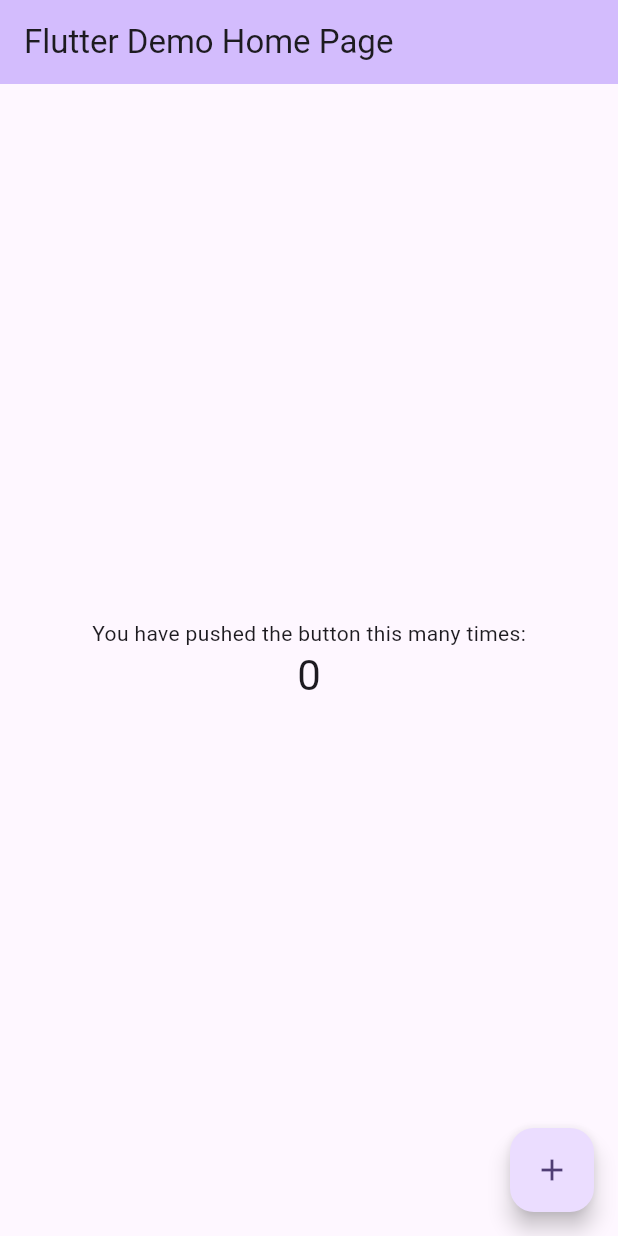
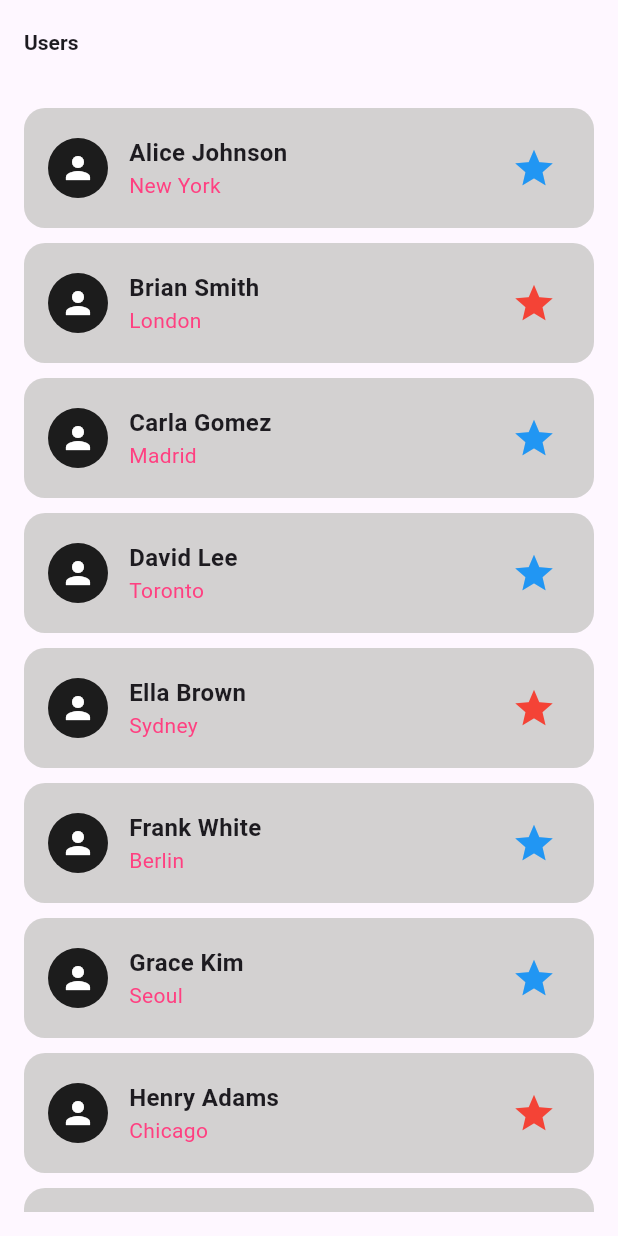
Before and after one commit to Devjineer/flutter_profiles_app, a Flutter app: the screen it shows after launch, on a phone screen of 412 x 824 dp. Run offline on Flutter 3.47's test engine with Material 3 defaults, Android fonts, the phone set to English and light mode, and no system bars.

Commit message:
more screens for navigation learning, homescreen created

```diff
--- a/lib/main.dart
+++ b/lib/main.dart
@@ -1,4 +1,5 @@
 import 'package:flutter/material.dart';
+import 'package:profiles_app/screens/home_screen.dart';
 
 void main() {
   runApp(const MyApp());
@@ -11,112 +12,12 @@ class MyApp extends StatelessWidget {
   @override
   Widget build(BuildContext context) {
     return MaterialApp(
-      title: 'Flutter Demo',
+      // title: 'Flutter Demo',
+      debugShowCheckedModeBanner: false,
       theme: ThemeData(
-        // This is the theme of your application.
-        //
-        // TRY THIS: Try running your application with "flutter run". You'll see
-        // the application has a purple toolbar. Then, without quitting the app,
-        // try changing the seedColor in the colorScheme below to Colors.green
-        // and then invoke "hot reload" (save your changes or press the "hot
-        // reload" button in a Flutter-supported IDE, or press "r" if you used
-        // the command line to start the app).
-        //
-        // Notice that the counter didn't reset back to zero; the application
-        // state is not lost during the reload. To reset the state, use hot
-        // restart instead.
-        //
-        // This works for code too, not just values: Most code changes can be
-        // tested with just a hot reload.
-        colorScheme: .fromSeed(seedColor: Colors.deepPurple),
+        colorScheme: ColorScheme.fromSeed(seedColor: Colors.deepPurple),
       ),
-      home: const MyHomePage(title: 'Flutter Demo Home Page'),
+      home: const HomeScreen(),
     );
   }
 }
-
-class MyHomePage extends StatefulWidget {
-  const MyHomePage({super.key, required this.title});
-
-  // This widget is the home page of your application. It is stateful, meaning
-  // that it has a State object (defined below) that contains fields that affect
-  // how it looks.
-
-  // This class is the configuration for the state. It holds the values (in this
-  // case the title) provided by the parent (in this case the App widget) and
-  // used by the build method of the State. Fields in a Widget subclass are
-  // always marked "final".
-
-  final String title;
-
-  @override
-  State<MyHomePage> createState() => _MyHomePageState();
-}
-
-class _MyHomePageState extends State<MyHomePage> {
-  int _counter = 0;
-
-  void _incrementCounter() {
-    setState(() {
-      // This call to setState tells the Flutter framework that something has
-      // changed in this State, which causes it to rerun the build method below
-      // so that the display can reflect the updated values. If we changed
-      // _counter without calling setState(), then the build method would not be
-      // called again, and so nothing would appear to happen.
-      _counter++;
-    });
-  }
-
-  @override
-  Widget build(BuildContext context) {
-    // This method is rerun every time setState is called, for instance as done
-    // by the _incrementCounter method above.
-    //
-    // The Flutter framework has been optimized to make rerunning build methods
-    // fast, so that you can just rebuild anything that needs updating rather
-    // than having to individually change instances of widgets.
-    return Scaffold(
-      appBar: AppBar(
-        // TRY THIS: Try changing the color here to a specific color (to
-        // Colors.amber, perhaps?) and trigger a hot reload to see the AppBar
-        // change color while the other colors stay the same.
-        backgroundColor: Theme.of(context).colorScheme.inversePrimary,
-        // Here we take the value from the MyHomePage object that was created by
-        // the App.build method, and use it to set our appbar title.
-        title: Text(widget.title),
-      ),
-      body: Center(
-        // Center is a layout widget. It takes a single child and positions it
-        // in the middle of the parent.
-        child: Column(
-          // Column is also a layout widget. It takes a list of children and
-          // arranges them vertically. By default, it sizes itself to fit its
-          // children horizontally, and tries to be as tall as its parent.
-          //
-          // Column has various properties to control how it sizes itself and
-          // how it positions its children. Here we use mainAxisAlignment to
-          // center the children vertically; the main axis here is the vertical
-          // axis because Columns are vertical (the cross axis would be
-          // horizontal).
-          //
-          // TRY THIS: Invoke "debug painting" (choose the "Toggle Debug Paint"
-          // action in the IDE, or press "p" in the console), to see the
-          // wireframe for each widget.
-          mainAxisAlignment: .center,
-          children: [
-            const Text('You have pushed the button this many times:'),
-            Text(
-              '$_counter',
-              style: Theme.of(context).textTheme.headlineMedium,
-            ),
-          ],
-        ),
-      ),
-      floatingActionButton: FloatingActionButton(
-        onPressed: _incrementCounter,
-        tooltip: 'Increment',
-        child: const Icon(Icons.add),
-      ),
-    );
-  }
-}
--- a/lib/models/user.dart
+++ b/lib/models/user.dart
@@ -0,0 +1,14 @@
+final List<Map<String, dynamic>> users = [
+  {"name": "Alice Johnson", "location": "New York", "isActive": true},
+  {"name": "Brian Smith", "location": "London", "isActive": false},
+  {"name": "Carla Gomez", "location": "Madrid", "isActive": true},
+  {"name": "David Lee", "location": "Toronto", "isActive": true},
+  {"name": "Ella Brown", "location": "Sydney", "isActive": false},
+  {"name": "Frank White", "location": "Berlin", "isActive": true},
+  {"name": "Grace Kim", "location": "Seoul", "isActive": true},
+  {"name": "Henry Adams", "location": "Chicago", "isActive": false},
+  {"name": "Isabella Rossi", "location": "Rome", "isActive": true},
+  {"name": "Jack Wilson", "location": "San Francisco", "isActive": false},
+  {"name": "Karen Davis", "location": "Paris", "isActive": true},
+  {"name": "Leo Martinez", "location": "Mexico City", "isActive": true},
+];
--- /dev/null
+++ b/lib/screens/home_screen.dart
@@ -0,0 +1,65 @@
+import 'package:flutter/material.dart';
+import 'package:profiles_app/models/user.dart';
+import 'package:profiles_app/widgets/profile_card.dart';
+
+class HomeScreen extends StatefulWidget {
+  const HomeScreen({super.key});
+
+  @override
+  State<HomeScreen> createState() => _HomeScreenState();
+}
+
+class _HomeScreenState extends State<HomeScreen> {
+  final List<Map<String, dynamic>> users = [
+    {"name": "Alice Johnson", "location": "New York", "isActive": true},
+    {"name": "Brian Smith", "location": "London", "isActive": false},
+    {"name": "Carla Gomez", "location": "Madrid", "isActive": true},
+    {"name": "David Lee", "location": "Toronto", "isActive": true},
+    {"name": "Ella Brown", "location": "Sydney", "isActive": false},
+    {"name": "Frank White", "location": "Berlin", "isActive": true},
+    {"name": "Grace Kim", "location": "Seoul", "isActive": true},
+    {"name": "Henry Adams", "location": "Chicago", "isActive": false},
+    {"name": "Isabella Rossi", "location": "Rome", "isActive": true},
+    {"name": "Jack Wilson", "location": "San Francisco", "isActive": false},
+    {"name": "Karen Davis", "location": "Paris", "isActive": true},
+    {"name": "Leo Martinez", "location": "Mexico City", "isActive": true},
+  ];
+
+  void handleClick(int index) {
+    setState(() {
+      users[index]["isActive"] = !users[index]["isActive"];
+    });
+  }
+
+  @override
+  Widget build(BuildContext context) {
+    return Scaffold(
+      appBar: AppBar(
+        title: Text(
+          "Users",
+          style: TextStyle(fontSize: 14, fontWeight: FontWeight.bold),
+        ),
+      ),
+
+      body: Padding(
+        padding: EdgeInsets.all(16.0),
+        child: ListView.builder(
+          itemCount: users.length,
+          itemBuilder: (context, index) {
+            final user = users[index];
+
+            return Padding(
+              padding: EdgeInsets.only(bottom: 10),
+              child: ProfileCard(
+                name: user["name"],
+                location: user["location"],
+                isActive: user["isActive"],
+                onToggle: () => handleClick(index),
+              ),
+            );
+          },
+        ),
+      ),
+    );
+  }
+}
--- a/lib/screens/profiles_screen.dart
+++ b/lib/screens/profiles_screen.dart
@@ -0,0 +1,27 @@
+import 'package:flutter/material.dart';
+
+class ProfilesScreen extends StatefulWidget {
+  const ProfilesScreen({super.key});
+
+  @override
+  State<ProfilesScreen> createState() => _ProfilesScreenState();
+}
+
+class _ProfilesScreenState extends State<ProfilesScreen> {
+  @override
+  Widget build(BuildContext context) {
+    return Scaffold(
+      appBar: AppBar(
+        title: Text(
+          "Profiles",
+          style: TextStyle(
+            fontSize: 18,
+            fontWeight: FontWeight.bold,
+            color: Colors.blue,
+          ),
+        ),
+      ),
+      body: Padding(padding: EdgeInsets.all(12)),
+    );
+  }
+}
--- /dev/null
+++ b/lib/screens/setting_screen.dart
@@ -0,0 +1,15 @@
+import 'package:flutter/material.dart';
+
+class SettingScreen extends StatefulWidget {
+  const SettingScreen({super.key});
+
+  @override
+  State<SettingScreen> createState() => _SettingScreenState();
+}
+
+class _SettingScreenState extends State<SettingScreen> {
+  @override
+  Widget build(BuildContext context) {
+    return const Placeholder();
+  }
+}
--- a/lib/widgets/profile_card.dart
+++ b/lib/widgets/profile_card.dart
@@ -0,0 +1,78 @@
+import 'package:flutter/material.dart';
+
+class ProfileCard extends StatelessWidget {
+  final String name;
+  final String location;
+  final bool isActive;
+  final VoidCallback onToggle;
+
+  const ProfileCard({
+    super.key,
+    required this.name,
+    required this.location,
+    required this.isActive,
+    required this.onToggle,
+  });
+
+  @override
+  Widget build(BuildContext context) {
+    return Container(
+      padding: EdgeInsets.all(16),
+      decoration: BoxDecoration(
+        color: const Color.fromARGB(255, 211, 209, 209),
+        borderRadius: BorderRadius.circular(14),
+      ),
+      child: Row(
+        children: [
+          Container(
+            width: 40,
+            height: 40,
+            decoration: BoxDecoration(
+              shape: BoxShape.circle,
+              color: Colors.black87,
+            ),
+            child: Icon(Icons.person, color: Colors.white),
+          ),
+
+          SizedBox(width: 14),
+
+          Expanded(
+            child: Row(
+              crossAxisAlignment: CrossAxisAlignment.center,
+              children: [
+                Column(
+                  mainAxisSize: MainAxisSize.min,
+                  crossAxisAlignment: CrossAxisAlignment.start,
+                  children: [
+                    Text(
+                      name,
+                      style: TextStyle(
+                        fontSize: 16,
+                        fontWeight: FontWeight.w700,
+                      ),
+                    ),
+                    Text(
+                      location,
+                      style: TextStyle(fontSize: 14, color: Colors.pinkAccent),
+                    ),
+                  ],
+                ),
+
+                Expanded(child: SizedBox()),
+
+                IconButton(
+                  onPressed: onToggle,
+                  icon: Icon(
+                    Icons.star,
+                    size: 30,
+                    color: isActive ? Colors.blue : Colors.red,
+                  ),
+                ),
+              ],
+            ),
+          ),
+        ],
+      ),
+    );
+  }
+}
```
